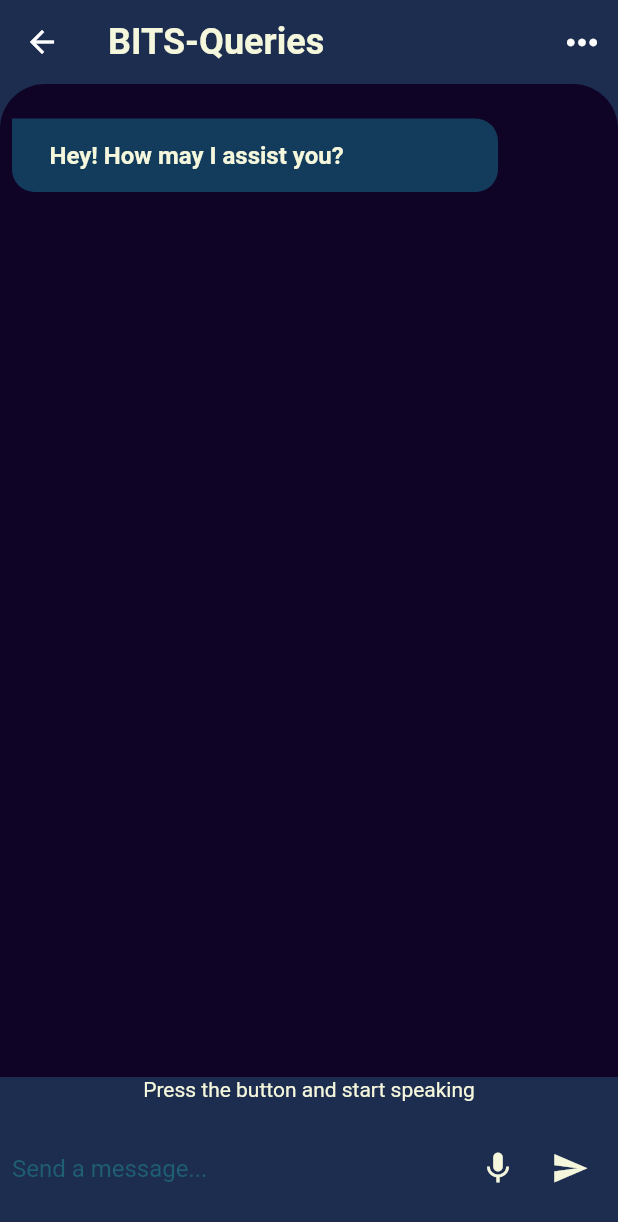
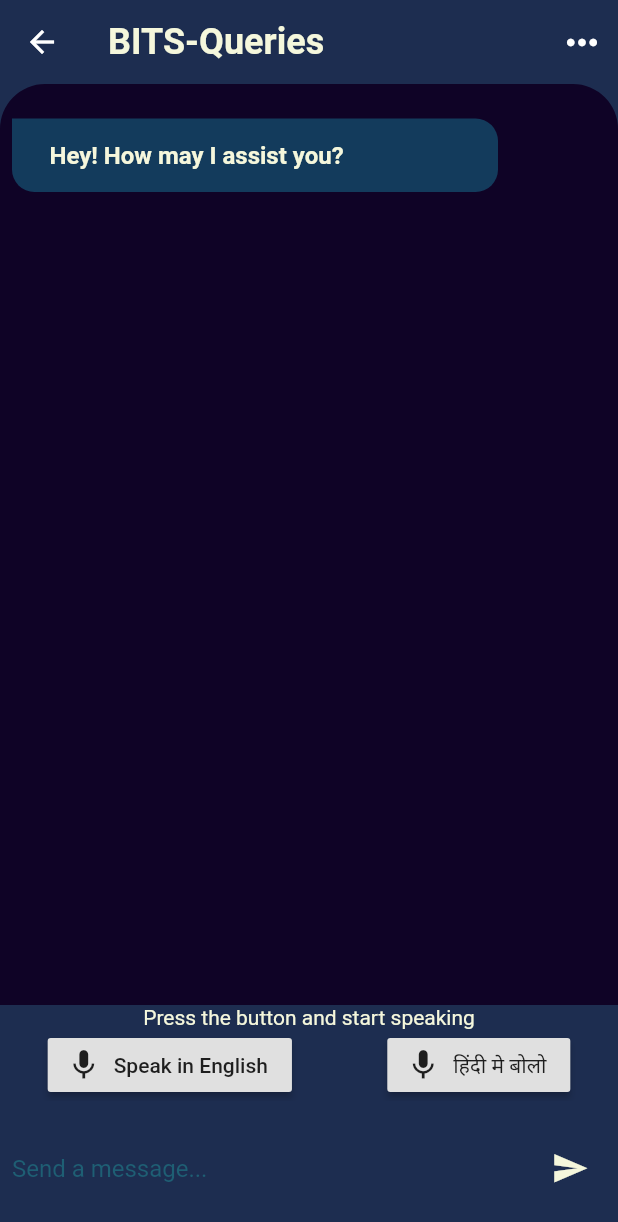
Before and after one commit to AbhiSharma1999/RASA-Chatbot, a Flutter app: the screen it shows after launch, after a tap on "Chat with the bot", on a phone screen of 412 x 824 dp. Shown: the top 1222 px of the screen. Run offline on Flutter 3.47's test engine with Material 2 defaults, Android fonts, the phone set to English and light mode, and no system bars; our stand-ins replace clay_containers, flutter_spinkit, shared_preferences, speech_to_text; network calls fail.

Commit message:
Added multiple buttons for mic

```diff
--- a/lib/pages/ChatPage.dart
+++ b/lib/pages/ChatPage.dart
@@ -35,7 +35,7 @@ class _ChatPageState extends State<ChatPage> {
   @override
   void initState() {
     locale = widget.locale;
-    url = widget.locale.languageCode.toString()=="en"?"https://46ba65d2d709.ngrok.io/webhooks/rest/webhook":"https://3b144419fd09.ngrok.io/webhooks/rest/webhook";
+    url = widget.locale.languageCode.toString()=="en"?"https://2493511fed6e.ngrok.io/rasa/rasareq":"https://2493511fed6e.ngrok.io/rasa/rasareq";
     var mess = widget.locale.languageCode.toString()=="en"?"Hey! How may I assist you?":"नमस्ते! मैं आपकी कैसे सहायता कर सकता हूँ?";
     messages =[ Message(text: mess, time: "123", isMe: false)] ;
     _speech = stt.SpeechToText();
@@ -46,7 +46,7 @@ class _ChatPageState extends State<ChatPage> {
 
 
 
-  void _listen() async {
+  void _listen(String lang) async {
     if (!_isListening) {
       bool available = await _speech.initialize(
         onStatus: (val) => print('onStatus: $val'),
@@ -55,7 +55,7 @@ class _ChatPageState extends State<ChatPage> {
       if (available) {
         setState(() => _isListening = true);
         _speech.listen(
-          localeId: locale.languageCode,
+          localeId: lang,
           onResult: (val) => setState(() {
             _text = val.recognizedWords;
             if (val.hasConfidenceRating && val.confidence > 0) {
@@ -64,7 +64,7 @@ class _ChatPageState extends State<ChatPage> {
           }),
         );
       }
-    } else {
+    } else if(_text!='Press the button and start speaking') {
 
       messages.add(Message(
         text: _text,
@@ -85,9 +85,12 @@ class _ChatPageState extends State<ChatPage> {
   _networkReply(String message,String sender,String time) async{
       Sent sentMessage = Sent(sender,message);
       var _jsonMessage = jsonEncode(sentMessage);
+       Map<String, String> requestHeaders = {
+       'Content-type': 'application/json'
+     };
       print(_jsonMessage);
       var jsonResponse;
-      var response =await http.post(url,body: _jsonMessage);
+      var response =await http.post(url,body: _jsonMessage,headers: requestHeaders);
       var statusCode = response.statusCode;
       print(statusCode);
       if(statusCode==200){
@@ -212,9 +215,29 @@ class _ChatPageState extends State<ChatPage> {
                 ),
               ),
             ),
-            Text(_text,
+             Text(_text,
             style: TextStyle(color: Color(0xffF5F7DC),)),
-            // _buildMessageComposer()
+            Row(
+              crossAxisAlignment: CrossAxisAlignment.end,
+              mainAxisAlignment: MainAxisAlignment.spaceAround,
+              children: [
+                RaisedButton.icon(
+                  icon: _isListening? CircularProgressIndicator(strokeWidth: 2,):Icon(Icons.mic),
+                  label: Text(
+                    _isListening? "Stop":"Speak in English"
+                  ),
+                  onPressed: ()=>_listen("en"),
+                ),
+                RaisedButton.icon(
+                  icon: _isListening? CircularProgressIndicator(strokeWidth:2):Icon(Icons.mic),
+                  label: Text(
+                    _isListening? "रुकें":"हिंदी मे बोलो"
+                  ),
+                  onPressed: (){_listen("hi");},
+                )
+              ],
+            ),
+
             Container(
       padding: EdgeInsets.symmetric(horizontal: 8.0),
       height: 90.0,
@@ -239,12 +262,12 @@ class _ChatPageState extends State<ChatPage> {
               ),
             ),
           ),
-          IconButton(
-            icon: _isListening? Icon(Icons.stop):Icon(Icons.mic),
-            iconSize: 25.0,
-            color:_isListening?Colors.red: Color(0xffF5F7DC) ,
-            onPressed:_listen
-          ),
+          // IconButton(
+          //   icon: _isListening? Icon(Icons.stop):Icon(Icons.mic),
+          //   iconSize: 25.0,
+          //   color:_isListening?Colors.red: Color(0xffF5F7DC) ,
+          //   onPressed:()=>_listen(1)
+          // ),
           IconButton(
             icon: Icon(Icons.send),
             iconSize: 25.0,
--- a/lib/pages/Home.dart
+++ b/lib/pages/Home.dart
@@ -74,7 +74,8 @@ class _HomeState extends State<Home> {
                  Padding(
                    padding: const EdgeInsets.only(bottom:18.0),
                    child: IconButton(icon: Center(child: Icon(Icons.settings,size: 45,color:Color(0xffffd700))),
-                   onPressed: (){Navigator.push(context, SlideUpRoute(page: Settings()));},
+                  //  onPressed: (){Navigator.push(context, SlideUpRoute(page: Settings()));},
+                  onPressed: null,
                    )
                  ),
 
```
